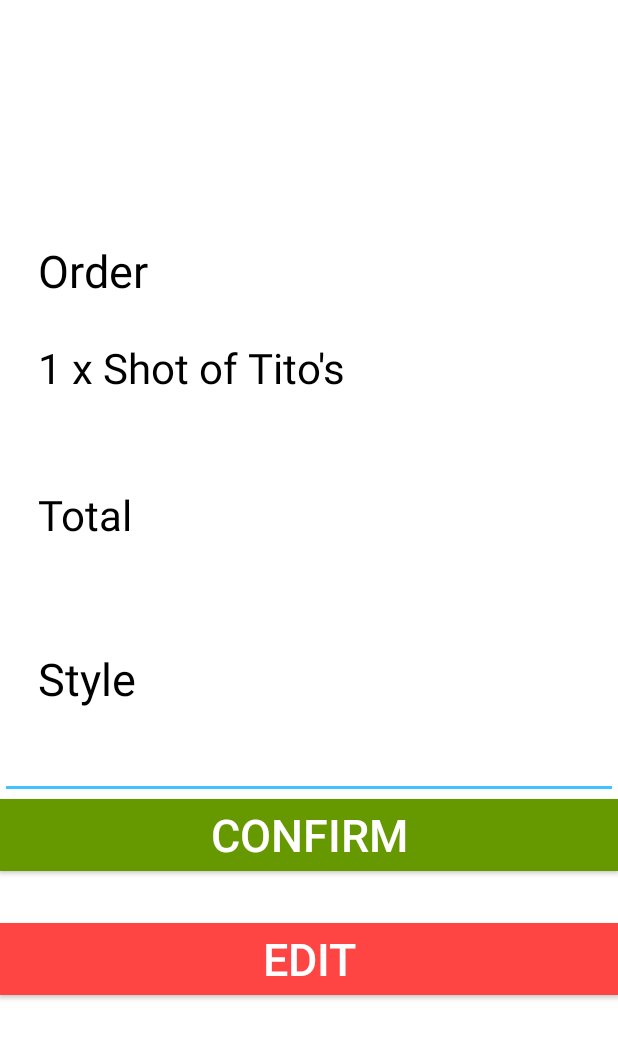
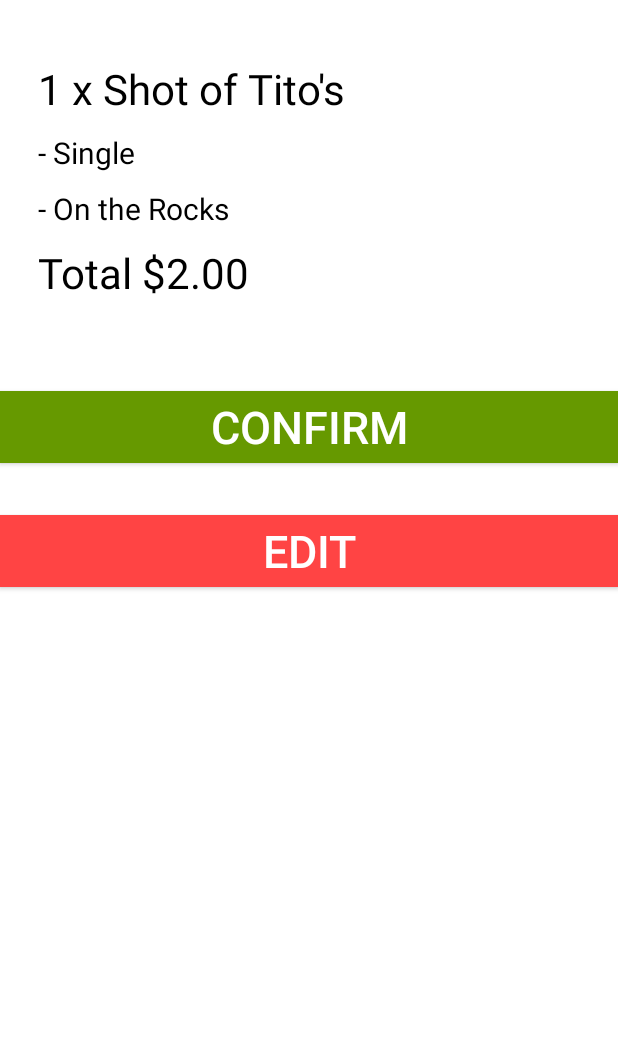
Before and after one commit to krystal00w/CS465, an Android app: the layout fragment_confirm_order.xml on its own in the app's theme, with its tools: preview values and no code run, on a phone screen of 412 x 824 dp. Shown: the top 1039 px of the screen. Run offline under Robolectric (Android 15) with nearby library versions, the phone set to English and light mode, and no system bars.

Commit message:
updated confirmation layout

```diff
--- a/TBBT/app/src/main/res/layout/fragment_confirm_order.xml
+++ b/TBBT/app/src/main/res/layout/fragment_confirm_order.xml
@@ -3,7 +3,7 @@
     xmlns:tools="http://schemas.android.com/tools"
     android:layout_width="match_parent"
     android:layout_height="match_parent"
-    tools:context=".confirm_order">
+    tools:context=".">
 
     <!-- TODO: Update blank fragment layout -->
 
@@ -11,19 +11,9 @@
     <LinearLayout
         android:layout_width="match_parent"
         android:layout_height="match_parent"
-        android:gravity="center"
-        android:orientation="vertical">
-
-        <TextView
-            android:layout_width="match_parent"
-            android:layout_height="wrap_content"
-            android:autoSizeTextType="uniform"
-            android:paddingLeft="25dp"
-            android:paddingRight="25dp"
-            android:paddingBottom="25dp"
-            android:text="Order"
-            android:textColor="@android:color/black"
-            android:textSize="30sp" />
+        android:gravity="top"
+        android:orientation="vertical"
+        android:paddingTop="40dp">
 
 
 
@@ -35,29 +25,36 @@
             android:text="1 x Shot of Tito's"
             android:textColor="@android:color/black"
             android:textSize="28sp"
-            android:paddingBottom="60dp" />
+            android:paddingBottom="10dp" />
+        <TextView
+            android:layout_width="match_parent"
+            android:layout_height="wrap_content"
+            android:paddingLeft="25dp"
+            android:paddingRight="25dp"
+            android:text="- Single"
+            android:textColor="@android:color/black"
+            android:textSize="20sp"
+            android:paddingBottom="10dp" />
+        <TextView
+            android:layout_width="match_parent"
+            android:layout_height="wrap_content"
+            android:paddingLeft="25dp"
+            android:paddingRight="25dp"
+            android:text="- On the Rocks"
+            android:textColor="@android:color/black"
+            android:textSize="20sp"
+            android:paddingBottom="10dp" />
 
         <TextView
             android:layout_width="match_parent"
             android:layout_height="wrap_content"
             android:paddingLeft="25dp"
             android:paddingRight="25dp"
-            android:text="Total"
+            android:text="Total $2.00"
             android:textColor="@android:color/black"
             android:textSize="28sp"
             android:paddingBottom="60dp" />
 
-        <EditText
-            android:layout_width="match_parent"
-            android:layout_height="wrap_content"
-            android:autoSizeTextType="uniform"
-            android:paddingBottom="60dp"
-            android:paddingLeft="25dp"
-            android:paddingRight="25dp"
-            android:editable="false"
-            android:text="Style"
-            android:textColor="@android:color/black"
-            android:textSize="30sp" />
 
         <Button
             android:layout_width="match_parent"
```
Also changed, not shown: TBBT/app/src/main/res/layout/fragment_order_version2.xml (+24 -11 lines).
